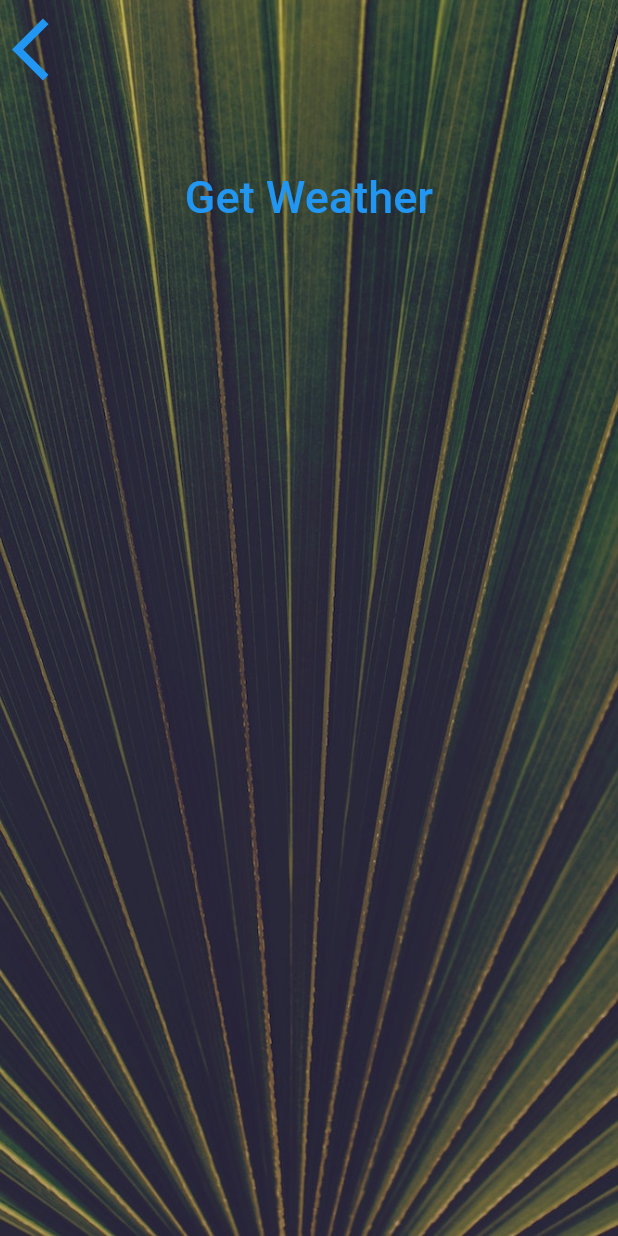
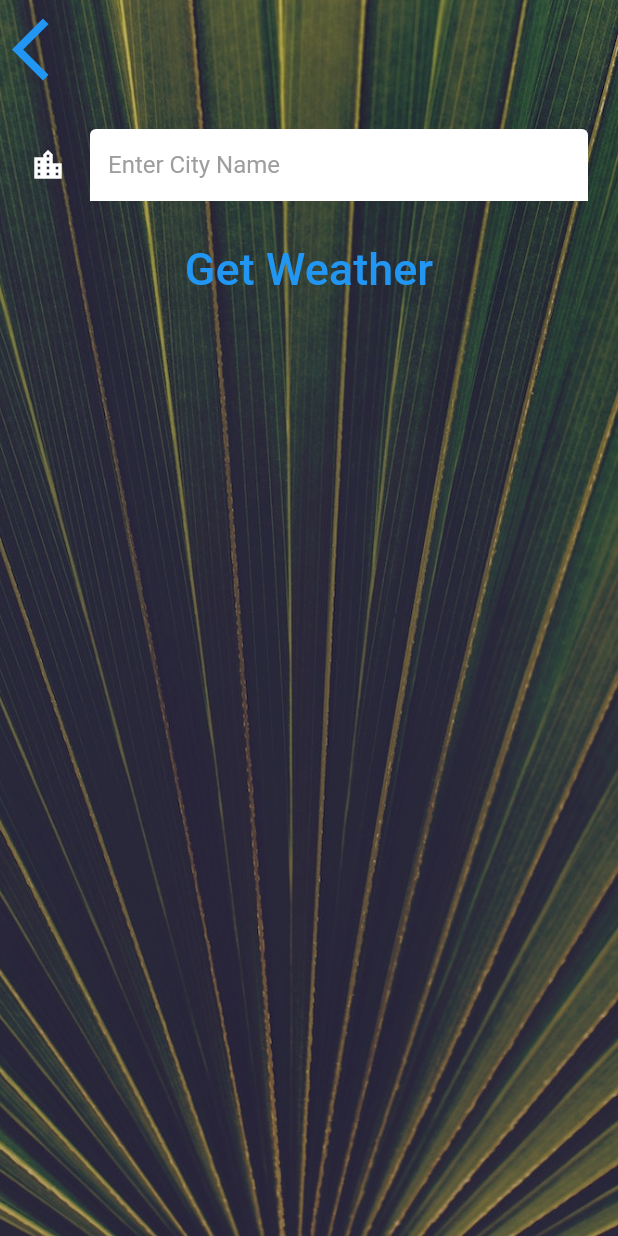
Before and after one commit to PratikBali/clima_flutter, a Flutter app: the CityScreen screen opened directly, on a phone screen of 412 x 824 dp. Run offline on Flutter 3.47's test engine with Material 2 defaults, Android fonts, the phone set to English and light mode, and no system bars; our stand-ins replace flutter_spinkit, geolocator; network calls fail; Roboto replaces fonts that are missing (Spartan MB).

Commit message:
location->weather->print

```diff
--- a/lib/screens/city_screen.dart
+++ b/lib/screens/city_screen.dart
@@ -33,7 +33,17 @@ class _CityScreenState extends State<CityScreen> {
               ),
               Container(
                 padding: EdgeInsets.all(20.0),
-                child: null,
+                child: TextField(
+                  decoration: InputDecoration(
+                    filled: true,
+                    fillColor: Colors.white,
+                    icon: Icon(Icons.location_city, color: Colors.white),
+                    hintText: 'Enter City Name',
+                    hintStyle: TextStyle(
+                      color: Colors.grey,
+                    )
+                  ),
+                ),
               ),
               TextButton(
                 onPressed: () {},
--- a/lib/services/location.dart
+++ b/lib/services/location.dart
@@ -15,13 +15,17 @@ class Location {
         print('Done');
       }
     }
-    print('getCurrentLocation');
+    print('step 1 - getCurrentLocation()');
     try {
+      print('step 1 getting location data');
       Position position = await Geolocator.getCurrentPosition(desiredAccuracy: LocationAccuracy.low);
       latitude = position.latitude;
       longitude = position.longitude;
+      print('step 1 location data- $position');
     } catch (e) {
+      print('step 1 location data failure');
       print(e);
     }
+    print('step 1 return');
   }
 }
--- a/lib/services/networking.dart
+++ b/lib/services/networking.dart
@@ -23,6 +23,7 @@ class NetworkHelper {
       ),
     );
     if (response.statusCode == 200) {
+      print('statusCode:${response.statusCode}');
       String data = response.body;
       return jsonDecode(data);
     } else {
```
Also changed, not shown: lib/screens/loading_screen.dart (+7 -16 lines), lib/screens/location_screen.dart (+31 -18 lines), lib/services/weather.dart (+23 -0 lines).
